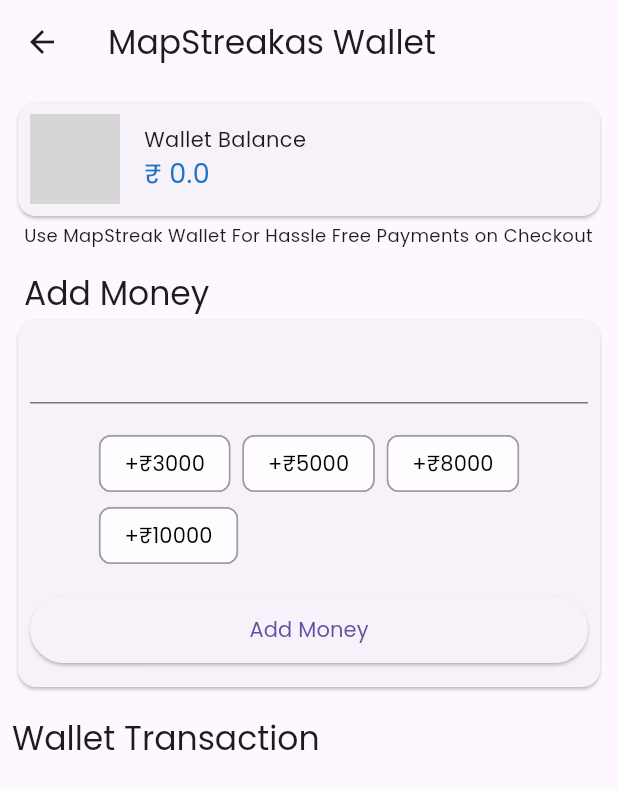
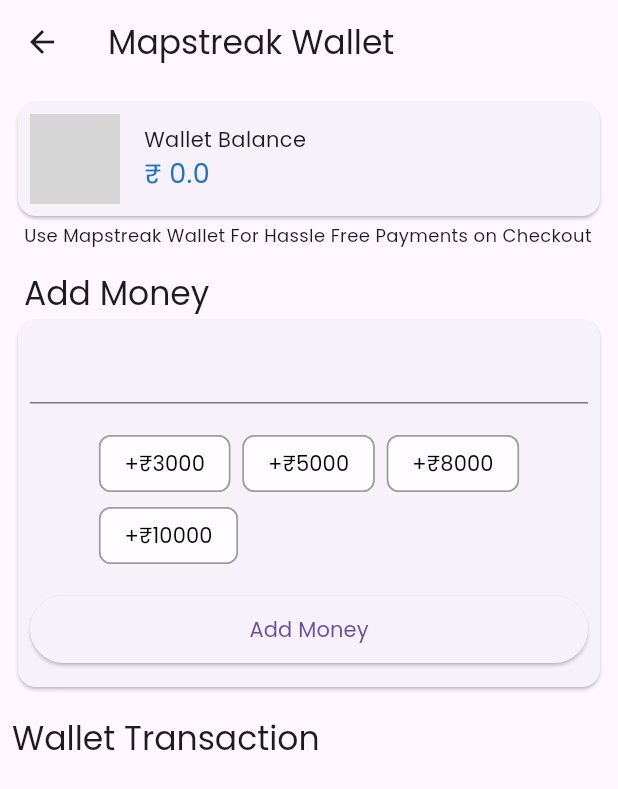
Before and after one commit to Kamleshnitw/flyseasApp, a Flutter app: the WalletScreen screen opened directly, on a phone screen of 412 x 824 dp. Shown: the top 789 px of the screen. Run offline on Flutter 3.47's test engine with Material 3 defaults, Android fonts, the phone set to English and light mode, and no system bars; our stand-ins replace carousel_slider, connectivity, dio, file_picker, firebase_messaging, flutter_svg and 7 more; missing offline and left inert: mobile_number; accounts and stored records are empty; network calls fail; project files that could hold a hidden picture were left out; grey boxes are pictures that could not be loaded.

Commit message:
Name Changed

```diff
--- a/lib/util/app_constants.dart
+++ b/lib/util/app_constants.dart
@@ -1,7 +1,7 @@
 
 class AppConstants {
 
-  static const String appName = 'MapStreak';
+  static const String appName = 'Mapstreak';
   //static const String root = 'http://10.0.2.2/flyseas/';
   // static const String root = 'https://flyseas.in/';
   static const String root = 'https://mapstreak.com/';
--- a/lib/view/screens/wallet/wallet_screen.dart
+++ b/lib/view/screens/wallet/wallet_screen.dart
@@ -28,7 +28,7 @@
   Widget build(BuildContext context) {
     return Scaffold(
         appBar: AppBar(
-          title: Text('${AppConstants.appName}as Wallet'),
+          title: Text('${AppConstants.appName} Wallet'),
         ),
       body: Consumer<BalanceProvider>(builder: (context,balanceProvider,child){
         return ListView(
```
